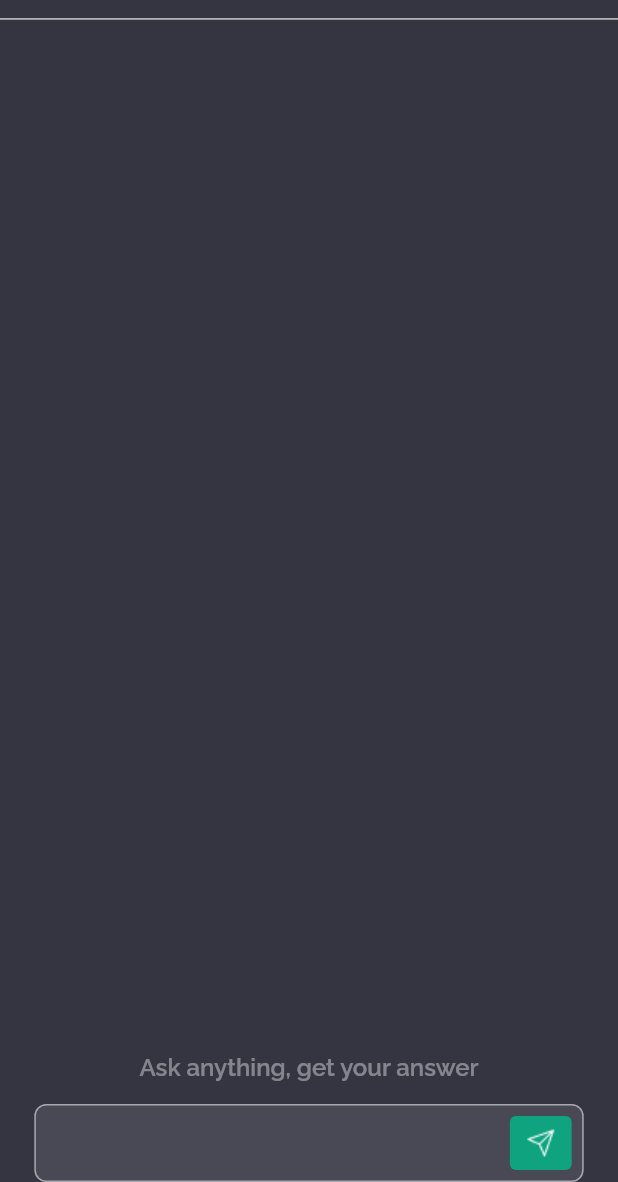
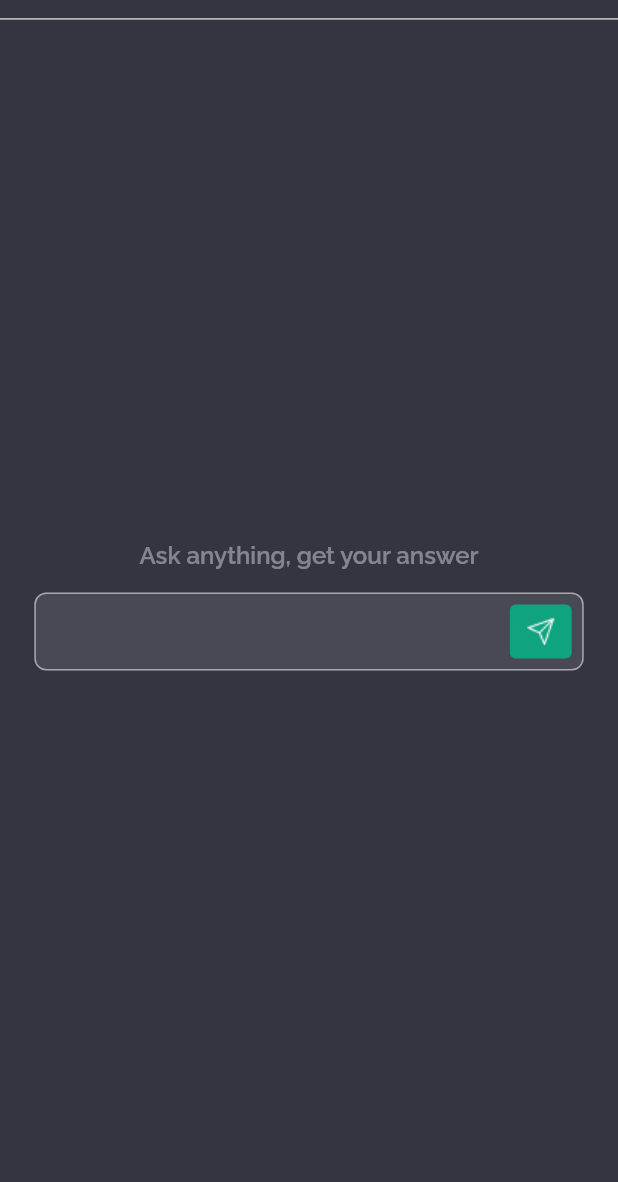
Before and after one commit to HusseinMohamed99/Chat-GPT, a Flutter app: the DashboardScreen screen opened directly, after a tap on "New Chat", on a phone screen of 412 x 824 dp, the part 54-1236 px from its top. Run offline on Flutter 3.47's test engine with Material 2 defaults, Android fonts, the phone set to English and light mode, and no system bars; our stand-ins replace animated_text_kit, flutter_screenutil, flutter_spinkit, flutter_svg, google_fonts, shimmer and 1 more.

```diff
--- a/lib/screen/Conversation/conversation_screen.dart
+++ b/lib/screen/Conversation/conversation_screen.dart
@@ -89,8 +89,7 @@ class _ChatScreenState extends State<ChatScreen> {
           ),
         ),
       ),
-      body: SafeArea(
-        child: Form(
+      body: Form(
         key: formKey,
         child: Column(
             crossAxisAlignment: CrossAxisAlignment.stretch,
@@ -98,34 +97,35 @@ class _ChatScreenState extends State<ChatScreen> {
                 ? MainAxisAlignment.center
                 : MainAxisAlignment.start,
             children: [
-                chatProvider.chatList.isEmpty ? const Spacer() : Container(),
               chatProvider.chatList.isEmpty
                   ? Text(
                       'Ask anything, get your answer',
                       textAlign: TextAlign.center,
-                        style:
-                            Theme.of(context).textTheme.titleMedium!.copyWith(
+                      style: Theme.of(context).textTheme.titleMedium!.copyWith(
                             fontWeight: FontWeight.w600,
                             color: AppMainColors.whiteColor
                                 .withOpacity(0.4000000059604645),
                           ),
                     )
                   : Flexible(
-                        child: ListView.builder(
+                      child: ListView.separated(
+                        physics: const BouncingScrollPhysics(),
                         controller: _listScrollController,
-                            itemCount: chatProvider
-                                .getChatList.length, //chatList.length,
+                        itemCount:
+                            chatProvider.getChatList.length, //chatList.length,
                         itemBuilder: (context, index) {
                           return ChatWidget(
-                                msg: chatProvider.getChatList[index]
-                                    .msg, // chatList[index].msg,
+                            msg: chatProvider
+                                .getChatList[index].msg, // chatList[index].msg,
                             chatIndex: chatProvider.getChatList[index]
                                 .chatIndex, //chatList[index].chatIndex,
                             shouldAnimate:
-                                    chatProvider.getChatList.length - 1 ==
-                                        index,
+                                chatProvider.getChatList.length - 1 == index,
                           );
-                            }),
+                        },
+                        separatorBuilder: (context, index) =>
+                            SizedBox(height: 8.h),
+                      ),
                     ),
               if (_isTyping) ...[
                 Container(
@@ -169,7 +169,6 @@ class _ChatScreenState extends State<ChatScreen> {
                 suffix: const AssetImage(Assets.imagesSend),
               ),
             ]),
-        ),
       ),
     );
   }
--- a/lib/screen/Dashboard/dashboard_screen.dart
+++ b/lib/screen/Dashboard/dashboard_screen.dart
@@ -1,17 +1,22 @@
 import 'package:chat_gpt/image_assets.dart';
 import 'package:chat_gpt/screen/Conversation/conversation_screen.dart';
+import 'package:chat_gpt/shared/components/chat_widget.dart';
 import 'package:chat_gpt/shared/components/my_divider.dart';
 import 'package:chat_gpt/shared/components/navigator.dart';
+import 'package:chat_gpt/shared/providers/chats_provider.dart';
 import 'package:chat_gpt/shared/style/color.dart';
 import 'package:flutter/material.dart';
 import 'package:flutter/services.dart';
 import 'package:flutter_screenutil/flutter_screenutil.dart';
+import 'package:provider/provider.dart';
 
 class DashboardScreen extends StatelessWidget {
   const DashboardScreen({super.key});
 
   @override
   Widget build(BuildContext context) {
+    final chatProvider = Provider.of<ChatProvider>(context);
+
     return AnnotatedRegion<SystemUiOverlayStyle>(
       value: const SystemUiOverlayStyle(),
       child: Scaffold(
@@ -57,6 +62,53 @@ class DashboardScreen extends StatelessWidget {
               ),
             ),
             const MyDivider(horizontal: 20),
+            if (chatProvider.getChatList.isNotEmpty)
+              GestureDetector(
+                onTap: () {
+                  navigateTo(context, const ChatScreen());
+                },
+                child: Container(
+                  margin: const EdgeInsetsDirectional.symmetric(horizontal: 20),
+                  height: 52.h,
+                  width: 335.w,
+                  decoration: BoxDecoration(
+                      color: AppMainColors.darkColor,
+                      borderRadius: BorderRadius.circular(1)),
+                  child: Row(
+                    children: [
+                      const ImageIcon(
+                        color: AppMainColors.whiteColor,
+                        AssetImage(Assets.imagesMessage),
+                      ),
+                      SizedBox(
+                        width: 16.w,
+                      ),
+                      Expanded(
+                        child: ListView.builder(
+                            itemCount: chatProvider
+                                .getChatList.length, //chatList.length,
+                            itemBuilder: (context, index) {
+                              return ChatWidget(
+                                msg: chatProvider.getChatList[index]
+                                    .msg, // chatList[index].msg,
+                                chatIndex: chatProvider.getChatList[index]
+                                    .chatIndex, //chatList[index].chatIndex,
+                                shouldAnimate:
+                                    chatProvider.getChatList.length - 1 ==
+                                        index,
+                              );
+                            }),
+                      ),
+                      const Spacer(),
+                      const ImageIcon(
+                        color: AppMainColors.whiteColor,
+                        AssetImage(Assets.imagesArrowForward2),
+                      ),
+                    ],
+                  ),
+                ),
+              ),
+            const MyDivider(horizontal: 20),
             const Spacer(),
             const MyDivider(),
             Container(
@@ -74,7 +126,7 @@ class DashboardScreen extends StatelessWidget {
                     imageIcon: Assets.imagesDelete,
                     text: 'Clear conversations',
                     function: () {
-                      print('object');
+                      print('conversations');
                     },
                   ),
                   SizedBox(height: 8.h),
@@ -83,7 +135,7 @@ class DashboardScreen extends StatelessWidget {
                       Expanded(
                         child: ListOfOptions(
                           function: () {
-                            print('object');
+                            print('Upgrade');
                           },
                           imageIcon: Assets.imagesUser,
                           text: 'Upgrade to Plus',
@@ -116,7 +168,7 @@ class DashboardScreen extends StatelessWidget {
                   SizedBox(height: 8.h),
                   ListOfOptions(
                     function: () {
-                      print('object');
+                      print('mode');
                     },
                     imageIcon: Assets.imagesSun,
                     text: 'Light mode',
@@ -124,7 +176,7 @@ class DashboardScreen extends StatelessWidget {
                   SizedBox(height: 8.h),
                   ListOfOptions(
                     function: () {
-                      print('object');
+                      print('Updates');
                     },
                     imageIcon: Assets.imagesUpdates,
                     text: 'Updates & FAQ',
@@ -132,7 +184,7 @@ class DashboardScreen extends StatelessWidget {
                   SizedBox(height: 8.h),
                   ListOfOptions(
                     function: () {
-                      print('object');
+                      print('Logout');
                     },
                     imageIcon: Assets.imagesLogout,
                     text: 'Logout',
```
Also changed, not shown: lib/shared/components/chat_widget.dart (+70 -3 lines), lib/shared/services/api_service.dart (+1 -9 lines). Lines whose indentation alone changed are shown as unchanged.
